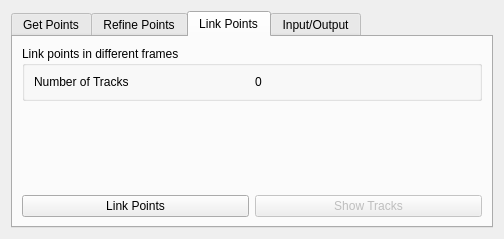
Before: the Qt Designer form pynsight.ui in kyleellefsen/pynsight, drawn with Qt 5.
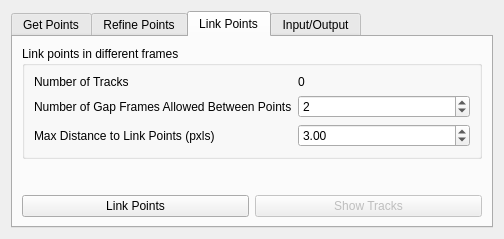
After: the same form once the commit is applied. The open tabs and pages were chosen to show the change.

Patch:
```diff
--- a/pynsight.ui
+++ b/pynsight.ui
@@ -232,6 +232,37 @@
                 </property>
                </widget>
               </item>
+              <item row="1" column="0">
+               <widget class="QLabel" name="label_7">
+                <property name="text">
+                 <string>Number of Gap Frames Allowed Between Points</string>
+                </property>
+               </widget>
+              </item>
+              <item row="2" column="0">
+               <widget class="QLabel" name="label_8">
+                <property name="text">
+                 <string>Max Distance to Link Points (pxls)</string>
+                </property>
+               </widget>
+              </item>
+              <item row="1" column="1">
+               <widget class="QSpinBox" name="maxFramesSkippedSpinBox">
+                <property name="minimum">
+                 <number>0</number>
+                </property>
+                <property name="value">
+                 <number>2</number>
+                </property>
+               </widget>
+              </item>
+              <item row="2" column="1">
+               <widget class="QDoubleSpinBox" name="maxDistanceSpinBox">
+                <property name="value">
+                 <double>3.000000000000000</double>
+                </property>
+               </widget>
+              </item>
              </layout>
             </widget>
            </item>
```
